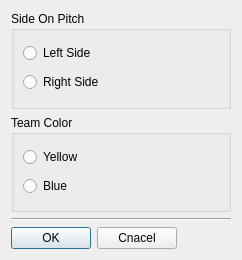
SSabev/SDPCode, file GUI/Tools/TeamCfgDlg.ui: the form before one commit.
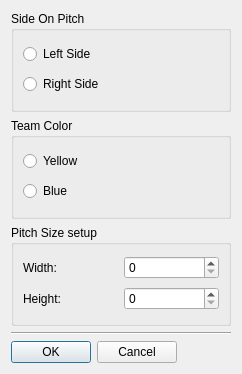
The form after the commit.

Commit message: Add ability to set/change pitch size parameters in shared space

Patch:
```diff
--- a/GUI/Tools/TeamCfgDlg.ui
+++ b/GUI/Tools/TeamCfgDlg.ui
@@ -7,7 +7,7 @@
     <x>0</x>
     <y>0</y>
     <width>242</width>
-    <height>260</height>
+    <height>374</height>
    </rect>
   </property>
   <property name="windowTitle">
@@ -60,6 +60,51 @@
      </layout>
     </widget>
    </item>
+   <item>
+    <widget class="QGroupBox" name="groupBox_3">
+     <property name="title">
+      <string>Pitch Size setup</string>
+     </property>
+     <layout class="QVBoxLayout" name="verticalLayout_4">
+      <item>
+       <layout class="QHBoxLayout" name="horizontalLayout_2">
+        <item>
+         <widget class="QLabel" name="label">
+          <property name="text">
+           <string>Width:</string>
+          </property>
+         </widget>
+        </item>
+        <item>
+         <widget class="QSpinBox" name="widthBx">
+          <property name="maximum">
+           <number>640</number>
+          </property>
+         </widget>
+        </item>
+       </layout>
+      </item>
+      <item>
+       <layout class="QHBoxLayout" name="horizontalLayout_3">
+        <item>
+         <widget class="QLabel" name="label_2">
+          <property name="text">
+           <string>Height:</string>
+          </property>
+         </widget>
+        </item>
+        <item>
+         <widget class="QSpinBox" name="heightBx">
+          <property name="maximum">
+           <number>480</number>
+          </property>
+         </widget>
+        </item>
+       </layout>
+      </item>
+     </layout>
+    </widget>
+   </item>
    <item>
     <widget class="Line" name="line">
      <property name="orientation">
@@ -79,7 +124,7 @@
      <item>
       <widget class="QPushButton" name="cancelBtn">
        <property name="text">
-        <string>Cnacel</string>
+        <string>Cancel</string>
        </property>
       </widget>
      </item>
```
The commit also changes 1 other file.
